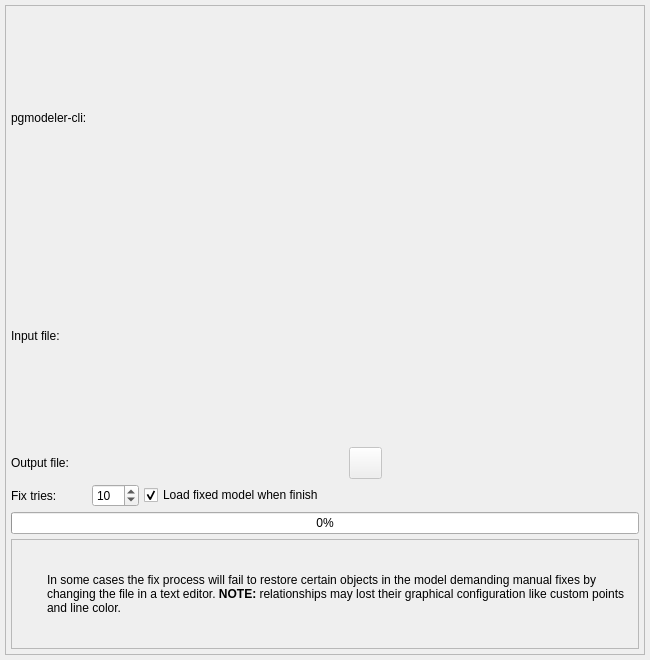
maniac787/pgmodeler, file libs/libgui/ui/tools/modelfixwidget.ui: the form before one commit.
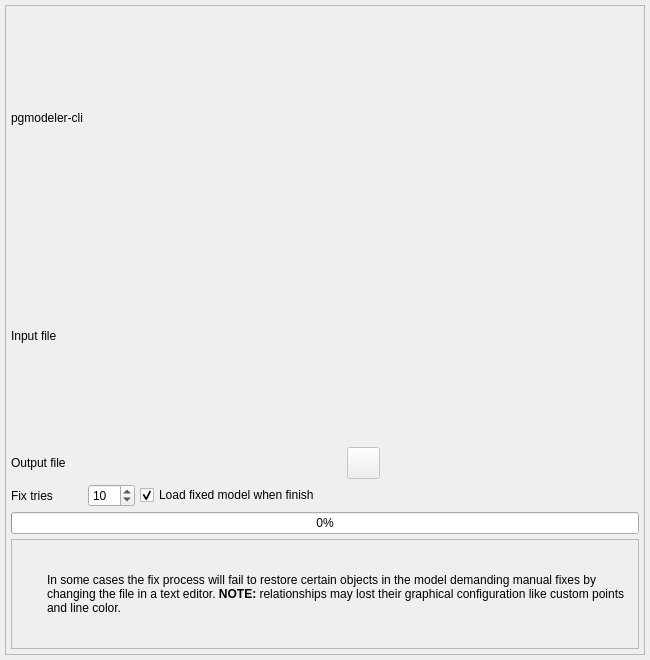
The form after the commit. Icons and pictures are not drawn.

Commit message:
Refactor UI layout: improve label consistency and widget organization
- Remove colons from form labels for cleaner appearance
- Restructure model validation widget connection options for better layout
- Add font configuration to metadata handling, model fix, and validation widgets
- Group connection/version combo boxes with buddy labels for better UX
- Fix indentation in customuistyle.h header file
- Apply GuiUtilsNs::configureBuddyWidgets for consistent label-widget pairing

```diff
--- a/libs/libgui/ui/tools/modelfixwidget.ui
+++ b/libs/libgui/ui/tools/modelfixwidget.ui
@@ -126,7 +126,7 @@
       <item row="3" column="0">
        <widget class="QLabel" name="label_6">
         <property name="text">
-         <string>Fix tries:</string>
+         <string>Fix tries</string>
         </property>
        </widget>
       </item>
@@ -139,7 +139,7 @@
          </sizepolicy>
         </property>
         <property name="text">
-         <string>Output file:</string>
+         <string>Output file</string>
         </property>
        </widget>
       </item>
@@ -152,7 +152,7 @@
          </sizepolicy>
         </property>
         <property name="text">
-         <string>pgmodeler-cli:</string>
+         <string>pgmodeler-cli</string>
         </property>
        </widget>
       </item>
@@ -248,7 +248,7 @@
          </sizepolicy>
         </property>
         <property name="text">
-         <string>Input file:</string>
+         <string>Input file</string>
         </property>
        </widget>
       </item>
```
Left out of the diff: 6 changed lines with no effect on the pictures. The commit also changes 6 other files.
